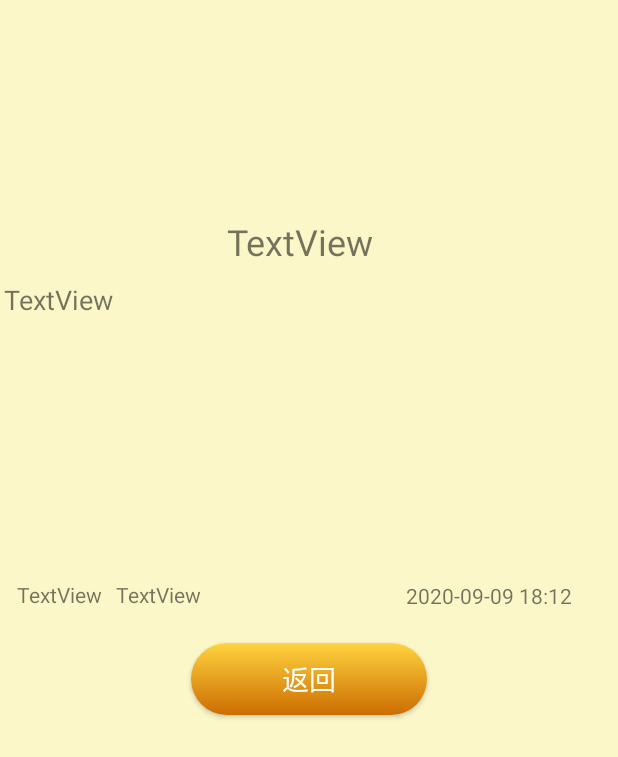
After one commit to nieaowei/simikongjian-andorid, an Android app: the layout dialog_note.xml on its own in the app's theme, with its tools: preview values and no code run, on a phone screen of 412 x 824 dp. The commit adds this screen. Shown: the top 757 px of the screen. Run offline under Robolectric (Android 15) with nearby library versions, the phone set to English and light mode, and no system bars.

Commit message:
完善一些功能。

```diff
--- /dev/null
+++ b/app/src/main/res/layout/dialog_note.xml
@@ -0,0 +1,96 @@
+<?xml version="1.0" encoding="utf-8"?>
+<RelativeLayout xmlns:android="http://schemas.android.com/apk/res/android"
+    android:layout_width="match_parent"
+    android:layout_height="match_parent"
+    android:background="#43FFEB3B">
+
+    <TextView
+        android:id="@+id/note_title"
+        android:layout_width="299dp"
+        android:layout_height="42dp"
+        android:layout_alignParentStart="true"
+        android:layout_alignParentLeft="true"
+        android:layout_alignParentTop="true"
+        android:layout_alignParentEnd="true"
+        android:layout_alignParentRight="true"
+        android:layout_marginStart="50dp"
+        android:layout_marginLeft="50dp"
+        android:layout_marginTop="140dp"
+        android:layout_marginEnd="62dp"
+        android:layout_marginRight="62dp"
+        android:fontFamily="sans-serif"
+        android:gravity="center"
+        android:text="TextView"
+        android:textSize="24sp" />
+
+    <TextView
+        android:id="@+id/note_content"
+        android:layout_width="409dp"
+        android:layout_height="192dp"
+        android:layout_below="@+id/note_title"
+        android:layout_alignParentEnd="true"
+        android:layout_alignParentRight="true"
+        android:layout_marginTop="5dp"
+        android:layout_marginEnd="0dp"
+        android:layout_marginRight="0dp"
+        android:gravity="top"
+        android:text="TextView"
+        android:textSize="18sp" />
+
+    <TextView
+        android:id="@+id/note_date"
+        android:layout_width="145dp"
+        android:layout_height="wrap_content"
+        android:layout_below="@+id/note_content"
+        android:layout_alignParentEnd="true"
+        android:layout_alignParentRight="true"
+        android:layout_marginTop="8dp"
+        android:layout_marginEnd="13dp"
+        android:layout_marginRight="13dp"
+        android:gravity="center"
+        android:text="2020-09-09 18:12" />
+
+    <TextView
+        android:id="@+id/note_address"
+        android:layout_width="72dp"
+        android:layout_height="wrap_content"
+        android:layout_below="@+id/note_content"
+        android:layout_alignParentStart="true"
+        android:layout_alignParentLeft="true"
+        android:layout_marginStart="3dp"
+        android:layout_marginLeft="3dp"
+        android:layout_marginTop="7dp"
+        android:gravity="center"
+        android:text="TextView" />
+
+    <TextView
+        android:id="@+id/note_weather"
+        android:layout_width="wrap_content"
+        android:layout_height="wrap_content"
+        android:layout_below="@+id/note_content"
+        android:layout_marginStart="2dp"
+        android:layout_marginLeft="2dp"
+        android:layout_marginTop="7dp"
+        android:layout_toEndOf="@+id/note_address"
+        android:layout_toRightOf="@+id/note_address"
+        android:text="TextView" />
+
+    <Button
+        android:id="@+id/note_return"
+        android:layout_width="157dp"
+        android:layout_height="wrap_content"
+        android:layout_below="@+id/note_date"
+        android:layout_alignParentStart="true"
+        android:layout_alignParentLeft="true"
+        android:layout_alignParentEnd="true"
+        android:layout_alignParentRight="true"
+        android:layout_marginStart="127dp"
+        android:layout_marginLeft="127dp"
+        android:layout_marginTop="22dp"
+        android:layout_marginEnd="127dp"
+        android:layout_marginRight="127dp"
+        android:background="@drawable/selector_btn_blue"
+        android:text="返回"
+        android:textColor="@color/white"
+        android:textSize="18sp" />
+</RelativeLayout>
```
Also changed, not shown: app/src/main/java/a1/example/com/myapplication/Adapter/NoteItemDialog.java (added, +82 -0 lines), app/src/main/java/a1/example/com/myapplication/HappyNoteMineActivity.java (+11 -1 lines).
